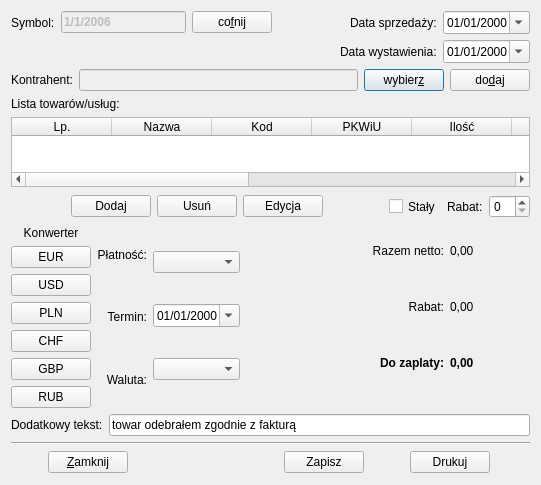
juliagoda/qfaktury, file ui/Faktura.ui: the form before one commit.
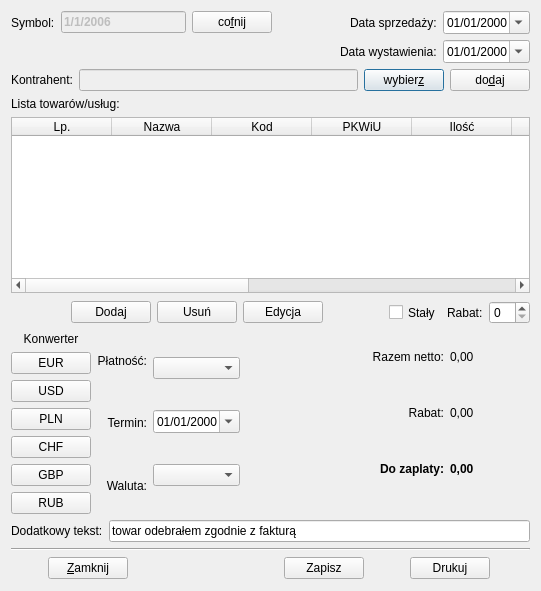
The form after the commit.

```diff
--- a/ui/Faktura.ui
+++ b/ui/Faktura.ui
@@ -7,7 +7,7 @@
     <x>0</x>
     <y>0</y>
     <width>541</width>
-    <height>483</height>
+    <height>591</height>
    </rect>
   </property>
   <property name="windowTitle">
@@ -390,6 +390,12 @@
        <property name="text">
         <string>Stały</string>
        </property>
+       <property name="iconSize">
+        <size>
+         <width>16</width>
+         <height>16</height>
+        </size>
+       </property>
       </widget>
      </item>
      <item>
```
Left out of the diff: 60 changed lines with no effect on the pictures.
